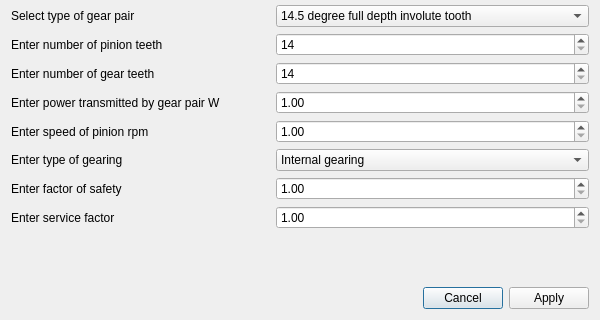
This is gui/gear/spur/DesignGui.ui in absdarekar/modules-OctoCAD as Qt 5 draws it before an edit; both pictures show x 0 to 600 and y 150 to 470 of the 600 by 470 pixel window. The edited form follows.
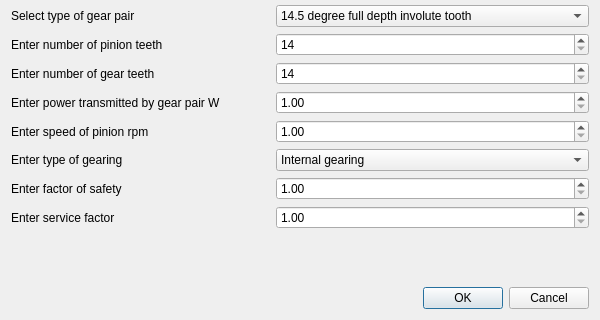
This is the edited form.

The edit to the form file:
```diff
--- a/gui/gear/spur/DesignGui.ui
+++ b/gui/gear/spur/DesignGui.ui
@@ -324,7 +324,7 @@
       <enum>Qt::Horizontal</enum>
      </property>
      <property name="standardButtons">
-      <set>QDialogButtonBox::Apply|QDialogButtonBox::Cancel</set>
+      <set>QDialogButtonBox::Cancel|QDialogButtonBox::Ok</set>
      </property>
     </widget>
    </item>
```
